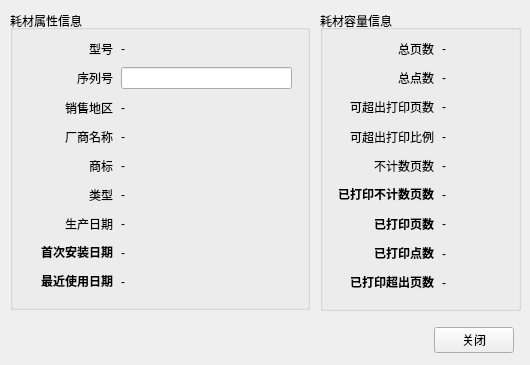
Old version of the form readback.ui in the repository zlmone/supply_writer.
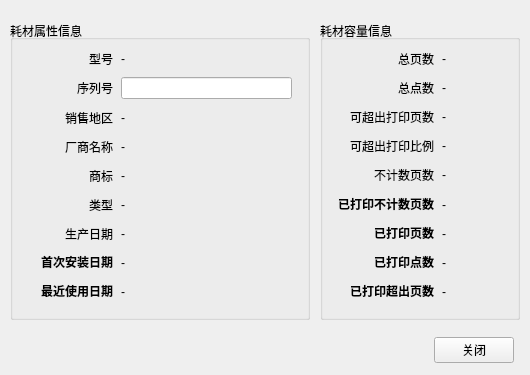
New version of the form.

```diff
--- a/readback.ui
+++ b/readback.ui
@@ -7,7 +7,7 @@
     <x>0</x>
     <y>0</y>
     <width>530</width>
-    <height>365</height>
+    <height>375</height>
    </rect>
   </property>
   <property name="windowTitle">
@@ -20,7 +20,7 @@
    <property name="geometry">
     <rect>
      <x>10</x>
-     <y>320</y>
+     <y>330</y>
      <width>510</width>
      <height>40</height>
     </rect>
@@ -67,7 +67,7 @@
    <property name="geometry">
     <rect>
      <x>10</x>
-     <y>10</y>
+     <y>20</y>
      <width>300</width>
      <height>300</height>
     </rect>
@@ -268,9 +268,9 @@
    <property name="geometry">
     <rect>
      <x>320</x>
-     <y>10</y>
-     <width>201</width>
-     <height>301</height>
+     <y>20</y>
+     <width>200</width>
+     <height>300</height>
     </rect>
    </property>
    <property name="title">
@@ -284,8 +284,8 @@
      <rect>
       <x>10</x>
       <y>20</y>
-      <width>181</width>
-      <height>271</height>
+      <width>180</width>
+      <height>270</height>
      </rect>
     </property>
     <layout class="QGridLayout" name="gridLayout" columnstretch="3,2">
```
